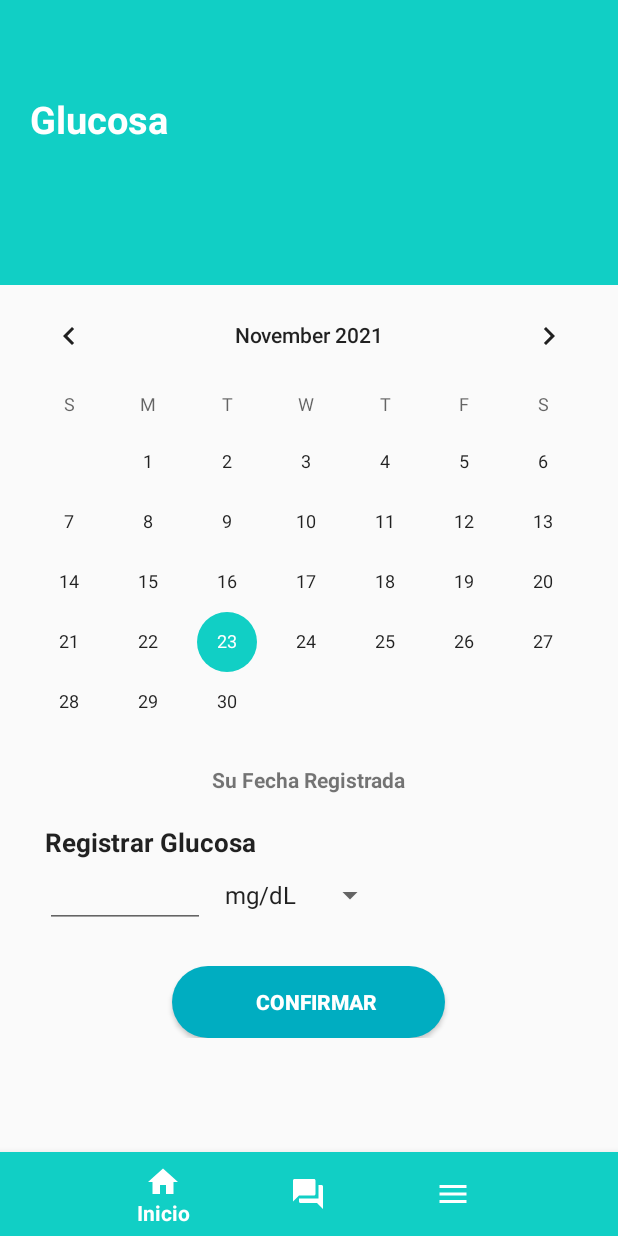
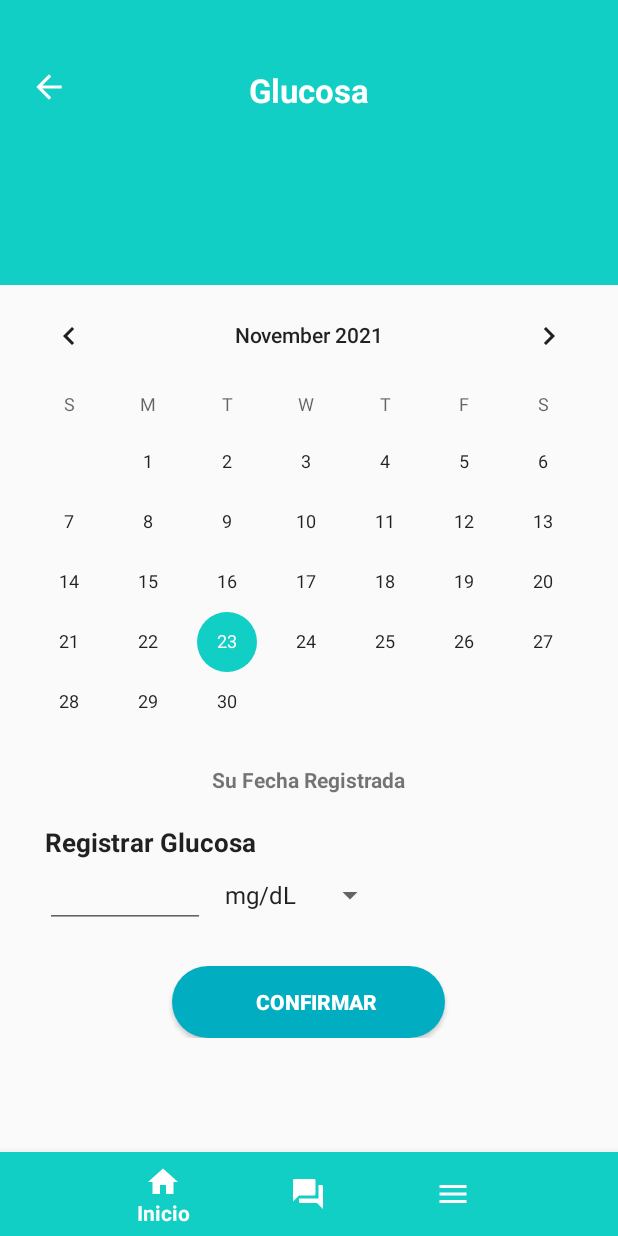
Before and after one commit to SergioGamero31/D-health, an Android app: the fragment GlucosaFragment placed in its activity, on a phone screen of 412 x 824 dp. Run offline under Robolectric (Android 15) with nearby library versions, the phone set to English and light mode, and no system bars; our stand-ins replace CircleImageView, Firebase (no records; nobody signed in at launch, a user with empty details on screens opened directly); libraries missing offline, so code that uses them is left out: com.facebook, com.facebook.login; plain views replace CircularProgressButton.

Commit message:
actualización

```diff
--- a/app/src/main/java/Fragments/GlucosaFragment.java
+++ b/app/src/main/java/Fragments/GlucosaFragment.java
@@ -4,6 +4,8 @@ import android.os.Bundle;
 
 import androidx.annotation.NonNull;
 import androidx.fragment.app.Fragment;
+import androidx.fragment.app.FragmentManager;
+import androidx.fragment.app.FragmentTransaction;
 
 import android.view.LayoutInflater;
 import android.view.View;
@@ -12,34 +14,55 @@ import android.widget.Button;
 import android.widget.CalendarView;
 
 import android.widget.EditText;
+import android.widget.Spinner;
 import android.widget.TextView;
+import android.widget.Toast;
 
 import com.example.diabetes.R;
+import com.example.diabetes.SignData;
+import com.google.android.gms.tasks.OnCompleteListener;
+import com.google.android.gms.tasks.Task;
+import com.google.firebase.auth.FirebaseAuth;
 import com.google.firebase.database.DatabaseReference;
 import com.google.firebase.database.FirebaseDatabase;
 
+import java.text.SimpleDateFormat;
+import java.util.Date;
+import java.util.HashMap;
+import java.util.Map;
+
 public class GlucosaFragment extends Fragment {
+
+    FragmentManager fragmentManager;
+    FragmentTransaction fragmentTransaction;
 
     CalendarView calendarview;
     TextView myDate;
     EditText editGlucosa;
-    View view;
-    Button btnConfirm;
+    Spinner spUnit;
+    Button btnConfirm, btnBack;
 
+    FirebaseAuth mAuth;
     DatabaseReference mDatabase;
 
-    private String gGlucosa;
+    private String gGlucosa, gUnit, gDate, gTime;
 
     public View onCreateView(LayoutInflater inflater, ViewGroup container, Bundle savedInstanceState) {
 
-        view = inflater.inflate(R.layout.fragment_glucosa, container, false);
+        View view = inflater.inflate(R.layout.fragment_glucosa, container, false);
 
+        mAuth = FirebaseAuth.getInstance();
         mDatabase = FirebaseDatabase.getInstance().getReference();
 
         calendarview = view.findViewById(R.id.calendar);
         myDate =  view.findViewById(R.id.txDate);
         btnConfirm = view.findViewById(R.id.btnConfirm);
+        btnBack = view.findViewById(R.id.btngBack);
         editGlucosa = view.findViewById(R.id.editTextGlucosa);
+        spUnit = view.findViewById(R.id.spUnit);
+
+        SimpleDateFormat simpleDateFormat = new SimpleDateFormat("HH:mm:ss");
+        gTime = simpleDateFormat.format(new Date());
 
         calendarview.setOnDateChangeListener(new CalendarView.OnDateChangeListener() {
             @Override
@@ -53,9 +76,21 @@ public class GlucosaFragment extends Fragment {
             @Override
             public void onClick(View v) {
                 gGlucosa = editGlucosa.getText().toString().trim();
-                if (!gGlucosa.isEmpty()){
+                gUnit = spUnit.getSelectedItem().toString().trim();
+                gDate = myDate.getText().toString().trim();
+
+                if (!gGlucosa.isEmpty() && !gUnit.isEmpty() ){
                     registerGlucosa();
+                }else {
+                    Toast.makeText(getActivity(), R.string.signup_m_fields , Toast.LENGTH_LONG).show();
                 }
+            }
+        });
+
+        btnBack.setOnClickListener(new View.OnClickListener() {
+            @Override
+            public void onClick(View view) {
+                getActivity().onBackPressed();
             }
         });
 
@@ -63,6 +98,26 @@ public class GlucosaFragment extends Fragment {
     }
     private void registerGlucosa(){
 
+        Map<String, Object> map = new HashMap<>();
+        map.put("quantity", gGlucosa);
+        map.put("unit", gUnit);
+        map.put("date", gDate);
+        map.put("time", gTime);
+
+        String id = mAuth.getCurrentUser().getUid();
+
+        mDatabase.child("Users").child(id).child("Glucose").push().setValue(map).addOnCompleteListener(new OnCompleteListener<Void>() {
+            @Override
+            public void onComplete(@NonNull Task<Void> task) {
+                if(task.isSuccessful()){
+                    Toast.makeText(getActivity(), R.string.glucose_message, Toast.LENGTH_SHORT).show();
+                    editGlucosa.setText("");
+                }else {
+                    Toast.makeText(getActivity(), R.string.glucose_error, Toast.LENGTH_SHORT).show();
+                }
+            }
+        });
     }
 
+
 }
--- a/app/src/main/java/com/example/diabetes/MainActivity.java
+++ b/app/src/main/java/com/example/diabetes/MainActivity.java
@@ -110,9 +110,6 @@ public class MainActivity extends AppCompatActivity implements IComDashboard {
         fragmentTransaction.replace(R.id.frame_container, new PedometerFragment());
         fragmentTransaction.addToBackStack(null);
         fragmentTransaction.commit();
-
-        //Intent intent = new Intent(this, ExcerciseActivity.class);
-        //startActivity(intent);
     }
 
     @Override
--- a/app/src/main/java/com/example/diabetes/SignupActivity.java
+++ b/app/src/main/java/com/example/diabetes/SignupActivity.java
@@ -83,6 +83,7 @@ public class SignupActivity extends AppCompatActivity {
         intent.putExtra("email", remail);
         intent.putExtra("password", rpassword);
         startActivity(intent);
+        finish();
     }
    public void changeStatusBarColor(){
         if (Build.VERSION.SDK_INT >= Build.VERSION_CODES.LOLLIPOP) {
--- a/app/src/main/res/layout/fragment_glucosa.xml
+++ b/app/src/main/res/layout/fragment_glucosa.xml
@@ -29,17 +29,26 @@
                         android:layout_width="match_parent"
                         android:layout_height="wrap_content"
                         android:layout_marginLeft="20dp"
-                        android:layout_marginTop="32dp"
+                        android:layout_marginTop="15dp"
                         android:layout_marginRight="20dp">
+
+                        <Button
+                            android:id="@+id/btngBack"
+                            android:layout_width="25dp"
+                            android:layout_height="25dp"
+                            android:layout_alignParentStart="true"
+                            android:layout_marginTop="30dp"
+                            android:background="@drawable/ic_arrow" />
 
                         <TextView
                             android:id="@+id/textDashboard"
                             android:layout_width="wrap_content"
                             android:layout_height="wrap_content"
+                            android:layout_centerHorizontal="true"
                             android:layout_marginTop="30dp"
                             android:text="Glucosa"
                             android:textColor="@color/whiteTextColor"
-                            android:textSize="25sp"
+                            android:textSize="22sp"
                             android:textStyle="bold" />
 
                     </RelativeLayout>
@@ -49,7 +58,8 @@
                 <CalendarView
                     android:id="@+id/calendar"
                     android:layout_width="match_parent"
-                    android:layout_height="320dp"></CalendarView>
+                    android:layout_height="320dp">
+                </CalendarView>
 
                 <LinearLayout
                     android:layout_width="match_parent"
@@ -78,9 +88,9 @@
                         style="@style/viewParent.headerText.NoMode"
                         android:layout_width="wrap_content"
                         android:layout_height="wrap_content"
-                        android:layout_marginLeft="10dp"
+                        android:layout_marginStart="10dp"
                         android:layout_marginTop="10dp"
-                        android:text="Registrar Glucosa"
+                        android:text="@string/text_reg_glucose"
                         android:textSize="17sp"
                         android:textStyle="bold" />
 
@@ -94,16 +104,16 @@
                             android:id="@+id/editTextGlucosa"
                             android:layout_width="wrap_content"
                             android:layout_height="wrap_content"
-                            android:layout_marginLeft="10dp"
+                            android:layout_marginStart="10dp"
                             android:ems="5"
                             android:inputType="number" />
 
                         <Spinner
-                            android:id="@+id/spinner2"
+                            android:id="@+id/spUnit"
                             android:layout_width="wrap_content"
                             android:layout_height="wrap_content"
                             android:entries="@array/glucosa"
-                            android:paddingLeft="5dp" />
+                            android:paddingStart="5dp" />
 
                     </LinearLayout>
 
@@ -118,7 +128,7 @@
                         android:id="@+id/btnConfirm"
                         style="@style/loginButton"
                         android:layout_gravity="center_horizontal"
-                        android:text="Confirmar"
+                        android:text="@string/glucose_button"
                         app:initialCornerAngle="27dp" />
 
                 </LinearLayout>
--- a/app/src/main/res/values/strings.xml
+++ b/app/src/main/res/values/strings.xml
@@ -22,7 +22,8 @@
     <string name="signup_m_pass">Las contraseñas no coinciden</string>
     <string name="signup_m_pass2">La contraseña debe tener al menos 6 caracteres</string>
 
-    <string name="signdata_message">Necesitamos \nmás información \nantes de empezar</string>
+    <string name="signdata_message">Necesitamos \nalgunos \ndatos antes \nde empezar</string>
+    <string name="signdata_link">Volver</string>
     <string name="signdata_gender">Sexo</string>
     <string name="signdata_age">Edad</string>
     <string name="signdata_height">Talla</string>
@@ -41,7 +42,12 @@
     <string name="signup_incorrect">No se pudieron crear los datos correctamente</string>
     <string name="signup_error">Usuario no registrado</string>
 
-    <string name="pedo_message">No se encontró el sensor" </string>
+    <string name="pedo_message">No se encontró el sensor"</string>
+
+    <string name="glucose_error">No se registró la glucosa"</string>
+    <string name="glucose_message">Glucosa registrada</string>
+    <string name="text_reg_glucose">Registrar Glucosa</string>
+    <string name="glucose_button">Confirmar</string>
 
     <string name="editp_profile">Perfil</string>
     <string name="editp_save">Guardar</string>
```
Also changed, not shown: app/src/main/java/Fragments/EditProfileFragment.java (+22 -4 lines), app/src/main/java/com/example/diabetes/SignData.java (+15 -10 lines), app/src/main/res/layout/fragment_edit_profile.xml (+5 -5 lines), app/src/main/res/layout/fragment_pedometer.xml (+16 -7 lines), app/src/main/res/layout/sign_data_activity.xml (+16 -5 lines).
